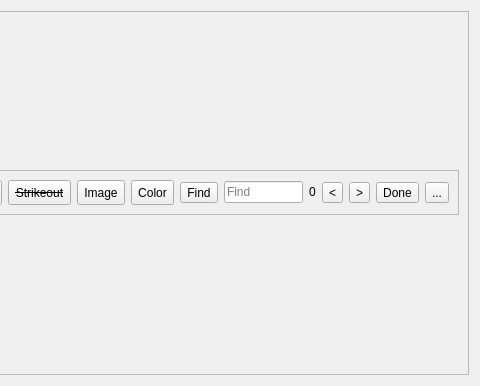
Above: src/Notes/Notes.ui from ic005k/Knot before the change; both pictures show x 368 to 848 and y 0 to 386 of the 848 by 386 pixel window. Below: the same form after it.
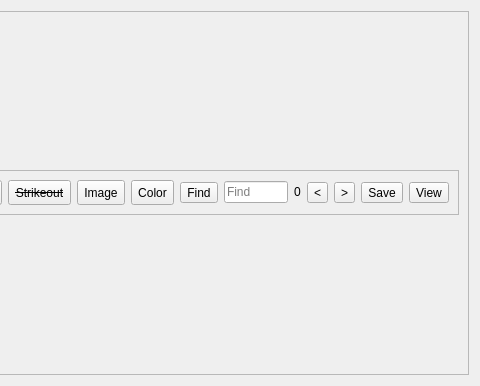
That is the form after the change. Icons and pictures are not drawn.

Patch:
```diff
--- a/src/Notes/Notes.ui
+++ b/src/Notes/Notes.ui
@@ -154,7 +154,7 @@
               <string>Ctrl + S</string>
              </property>
              <property name="text">
-              <string>Done</string>
+              <string>Save</string>
              </property>
              <property name="icon">
               <iconset resource="../../res.qrc">
@@ -570,7 +570,7 @@
               <string>Ctrl + H</string>
              </property>
              <property name="text">
-              <string>...</string>
+              <string>View</string>
              </property>
              <property name="icon">
               <iconset resource="../../res.qrc">
@@ -578,13 +578,16 @@
              </property>
              <property name="iconSize">
               <size>
-               <width>17</width>
-               <height>17</height>
+               <width>20</width>
+               <height>20</height>
               </size>
              </property>
              <property name="shortcut">
               <string>Ctrl+H</string>
              </property>
+             <property name="toolButtonStyle">
+              <enum>Qt::ToolButtonStyle::ToolButtonIconOnly</enum>
+             </property>
             </widget>
            </item>
           </layout>
```
